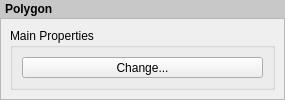
The window that src/ui/layout/qgslayoutpolygonwidgetbase.ui (qgis/QGIS) describes before a commit, drawn with Qt 5.
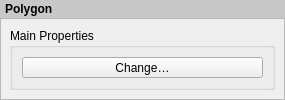
The same window after the commit. Custom widgets are drawn as their Qt base class.

Diff of the .ui file:
```diff
--- a/src/ui/layout/qgslayoutpolygonwidgetbase.ui
+++ b/src/ui/layout/qgslayoutpolygonwidgetbase.ui
@@ -84,7 +84,7 @@
              </sizepolicy>
             </property>
             <property name="text">
-             <string>Change...</string>
+             <string>Change…</string>
             </property>
            </widget>
           </item>
```
